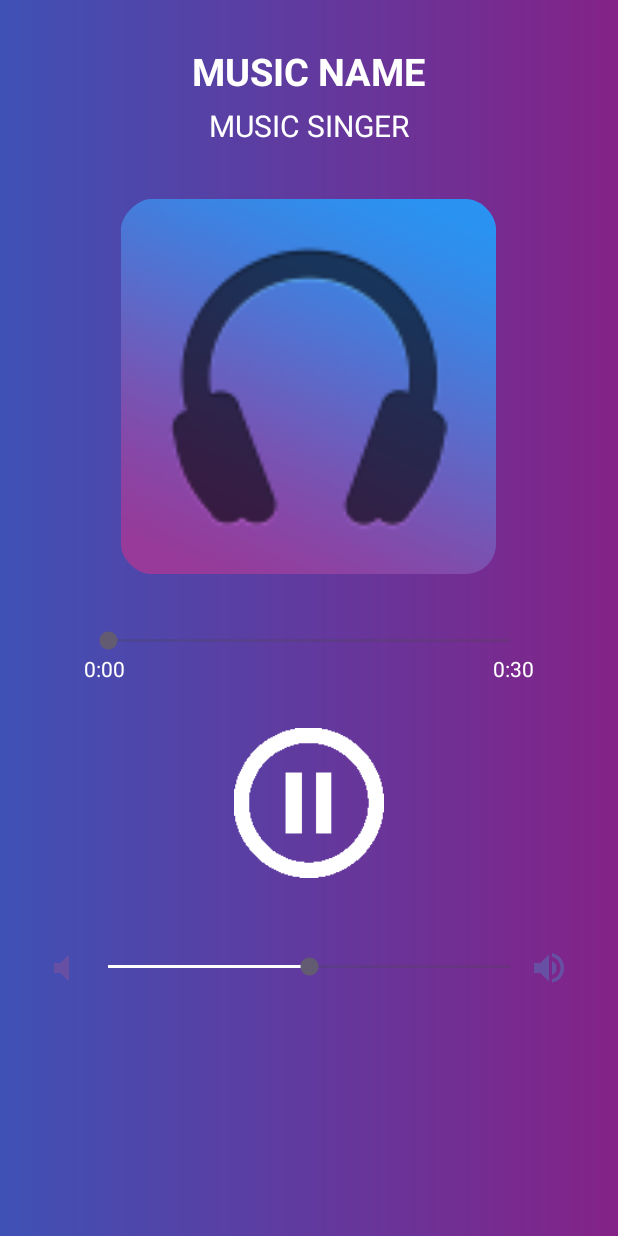
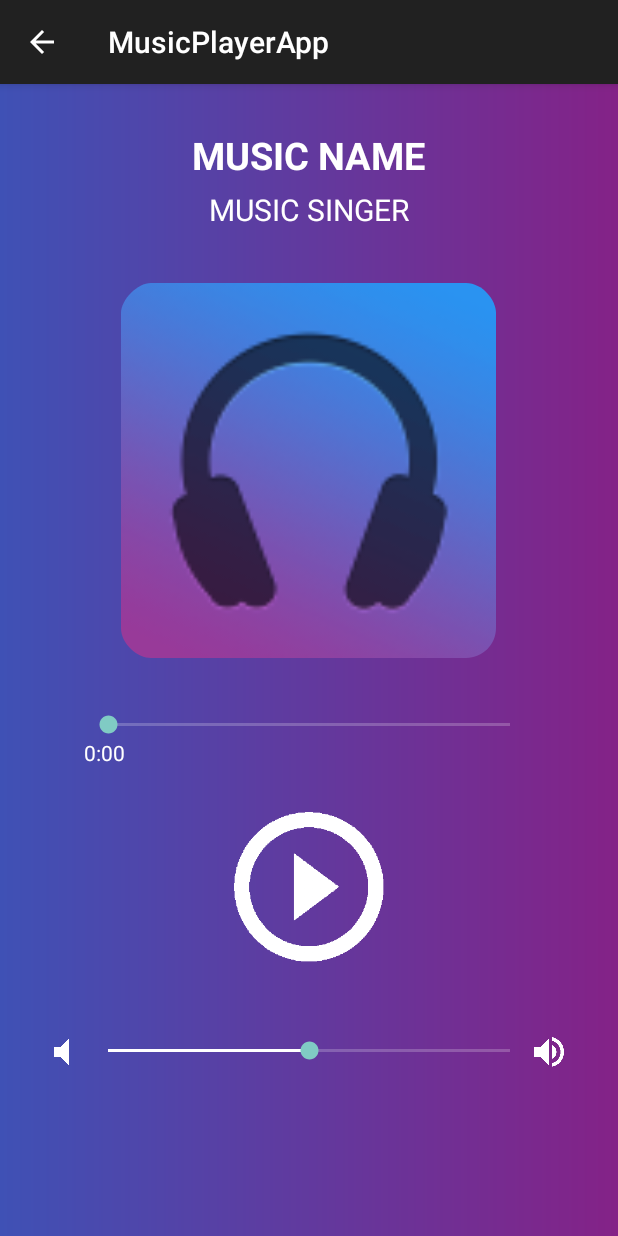
Before and after one commit to Abdel-kobbi/MusicPlayerApp, an Android app: the MainActivity screen opened directly, with no data from a screen before it, after a tap on "MusicPlayerApp", on a phone screen of 412 x 824 dp. Run offline under Robolectric (Android 15) with nearby library versions, the phone set to English and light mode, and no system bars; 7 statements that could not run were skipped.

Commit message:
feat: play selected song from list & enable back to home in action bar

```diff
--- a/app/src/main/AndroidManifest.xml
+++ b/app/src/main/AndroidManifest.xml
@@ -25,7 +25,8 @@
         </activity>
         <activity
             android:name=".MainActivity"
-            android:exported="false" />
+            android:exported="false"
+            android:theme="@style/Theme.AppCompat" />
 
     </application>
 
--- a/app/src/main/java/com/kobbi/musicplayerapp/MainActivity.java
+++ b/app/src/main/java/com/kobbi/musicplayerapp/MainActivity.java
@@ -2,23 +2,28 @@ package com.kobbi.musicplayerapp;
 
 import android.media.MediaPlayer;
 import android.os.Bundle;
+import android.view.MenuItem;
 import android.widget.ImageView;
 import android.widget.SeekBar;
 import android.widget.TextView;
 
 import androidx.activity.EdgeToEdge;
+import androidx.annotation.NonNull;
 import androidx.appcompat.app.AppCompatActivity;
 import androidx.core.graphics.Insets;
 import androidx.core.view.ViewCompat;
 import androidx.core.view.WindowInsetsCompat;
 
+import java.io.IOException;
+import java.util.Objects;
+
 public class MainActivity extends AppCompatActivity {
 
     // views declaration
     private SeekBar seekBarTime, seekBarVolume;
-    private TextView tvTime, tvDuration;
+    private TextView tvTime, tvDuration, musicName, musicSinger;
     private ImageView btnPlay;
-    MediaPlayer mediaPlayer;
+    private MediaPlayer mediaPlayer;
 
     @Override
     protected void onCreate(Bundle savedInstanceState) {
@@ -31,14 +36,32 @@ public class MainActivity extends AppCompatActivity {
             return insets;
         });
 
+        // display actionBar
+        Objects.requireNonNull(getSupportActionBar()).setDisplayHomeAsUpEnabled(true);
+
         // initialize views
         seekBarTime = findViewById(R.id.seekBarTime);
         seekBarVolume = findViewById(R.id.seekBarVolume);
         tvTime = findViewById(R.id.tvTime);
         tvDuration = findViewById(R.id.tvDuration);
         btnPlay = findViewById(R.id.btnPlay);
+        musicName = findViewById(R.id.musicName);
+        musicSinger = findViewById(R.id.musicSinger);
 
-        mediaPlayer = MediaPlayer.create(getApplicationContext(), R.raw.music);
+        Song song = (Song) getIntent().getSerializableExtra("music");
+
+        assert song != null;
+        musicName.setText(song.getTitle());
+        musicSinger.setText(song.getArtist());
+
+        mediaPlayer = new MediaPlayer();
+        try {
+            mediaPlayer.setDataSource(song.getPath());
+            mediaPlayer.prepare();
+        } catch (IOException e) {
+            throw new RuntimeException(e);
+        }
+        mediaPlayer.start();
         mediaPlayer.setLooping(true);
         mediaPlayer.seekTo(0);
         mediaPlayer.setVolume(0.5f, 0.5f);
@@ -128,4 +151,18 @@ public class MainActivity extends AppCompatActivity {
         elapsedTime += seconds;
         return elapsedTime;
     }
+
+    @Override
+    protected void onDestroy() {
+        super.onDestroy();
+        mediaPlayer.stop();
+    }
+
+    @Override
+    public boolean onOptionsItemSelected(@NonNull MenuItem item) {
+        if (item.getItemId() == android.R.id.home) {
+            finish();
+        }
+        return super.onOptionsItemSelected(item);
+    }
 }
--- a/app/src/main/java/com/kobbi/musicplayerapp/Song.java
+++ b/app/src/main/java/com/kobbi/musicplayerapp/Song.java
@@ -1,6 +1,8 @@
 package com.kobbi.musicplayerapp;
 
-public class Song {
+import java.io.Serializable;
+
+public class Song implements Serializable {
 
     private String title, artist, path;
 
--- a/app/src/main/res/layout/activity_main.xml
+++ b/app/src/main/res/layout/activity_main.xml
@@ -73,7 +73,7 @@
         android:layout_width="100dp"
         android:layout_height="100dp"
         android:layout_marginTop="30dp"
-        android:background="@mipmap/ic_play"
+        android:background="@mipmap/ic_pause"
         android:contentDescription="@string/app_name" />
 
     <LinearLayout
```
Also changed, not shown: app/src/main/java/com/kobbi/musicplayerapp/ListMusicActivity.java (+7 -0 lines).
